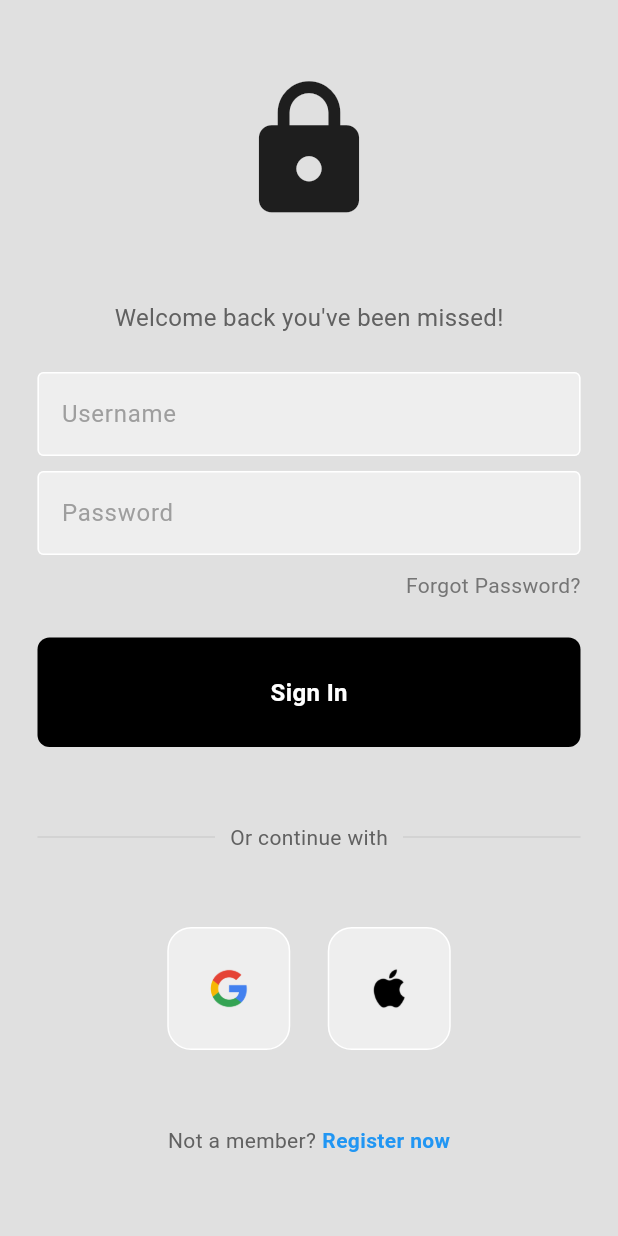
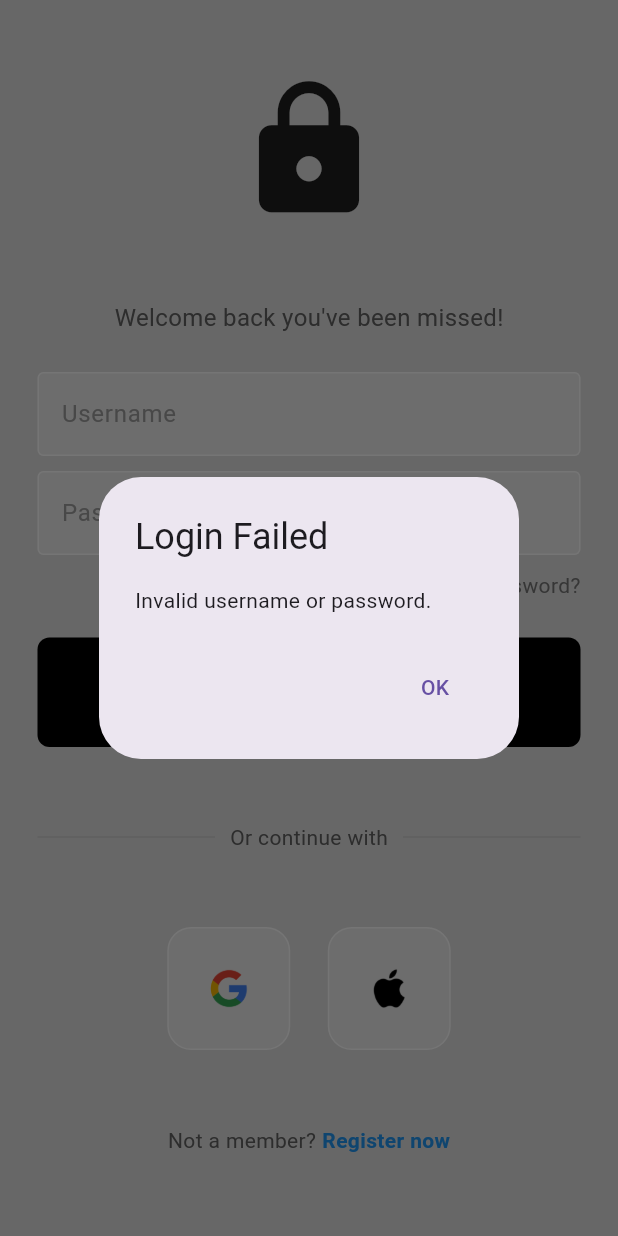
Before and after one commit to ozgeozerr/DonateItProject, a Flutter app: the LoginPage screen opened directly, after a tap on "Sign In", on a phone screen of 412 x 824 dp. Run offline on Flutter 3.47's test engine with Material 3 defaults, Android fonts, the phone set to English and light mode, and no system bars.

Commit message:
made modification

```diff
--- a/lib/pages/login_page.dart
+++ b/lib/pages/login_page.dart
@@ -1,34 +1,60 @@
+// lib/screens/login_page.dart
+import 'package:donate_it/pages/next_page.dart';
 import 'package:flutter/material.dart';
 import 'package:donate_it/components/my_button.dart';
 import 'package:donate_it/components/my_textfield.dart';
 import 'package:donate_it/components/square_tile.dart';
 
 class LoginPage extends StatelessWidget {
-  LoginPage({super.key});
+  LoginPage({Key? key});
 
-  // text editing controllers
+
   final usernameController = TextEditingController();
   final passwordController = TextEditingController();
 
-  // sign user in method
-  void signUserIn() {}
+  // sign-in
+  void signUserIn(BuildContext context) {
+    // Authentication logic = backend
+    // this is just a sample to keep the project going!
+    if (usernameController.text == 'demo' && passwordController.text == 'password') {
+      // Navigate to the next page if login is successful
+      Navigator.pushReplacement(context, MaterialPageRoute(builder: (context) => NextPage()));
+    } else {
+
+      showDialog(
+        context: context,
+        builder: (context) => AlertDialog(
+          title: Text('Login Failed'),
+          content: Text('Invalid username or password.'),
+          actions: [
+            TextButton(
+              onPressed: () {
+                Navigator.pop(context);
+              },
+              child: Text('OK'),
+            ),
+          ],
+        ),
+      );
+    }
+  }
 
   @override
   Widget build(BuildContext context) {
     return Scaffold(
       backgroundColor: Colors.grey[300],
       body: SafeArea(
-        child: SingleChildScrollView( // Wrap the Column with SingleChildScrollView
+        child: SingleChildScrollView(
           child: Center(
             child: Column(
               mainAxisAlignment: MainAxisAlignment.center,
               children: [
-                const SizedBox(height: 50),
+                SizedBox(height: 50),
                 const Icon(
                   Icons.lock,
                   size: 100,
                 ),
-                const SizedBox(height: 50),
+                SizedBox(height: 50),
                 Text(
                   'Welcome back you\'ve been missed!',
                   style: TextStyle(
@@ -36,19 +62,19 @@ class LoginPage extends StatelessWidget {
                     fontSize: 16,
                   ),
                 ),
-                const SizedBox(height: 25),
+                SizedBox(height: 25),
                 MyTextField(
                   controller: usernameController,
                   hintText: 'Username',
                   obscureText: false,
                 ),
-                const SizedBox(height: 10),
+                SizedBox(height: 10),
                 MyTextField(
                   controller: passwordController,
                   hintText: 'Password',
                   obscureText: true,
                 ),
-                const SizedBox(height: 10),
+                SizedBox(height: 10),
                 Padding(
                   padding: const EdgeInsets.symmetric(horizontal: 25.0),
                   child: Row(
@@ -61,11 +87,11 @@ class LoginPage extends StatelessWidget {
                     ],
                   ),
                 ),
-                const SizedBox(height: 25),
+                SizedBox(height: 25),
                 MyButton(
-                  onTap: signUserIn,
+                  onTap: () => signUserIn(context),
                 ),
-                const SizedBox(height: 50),
+                SizedBox(height: 50),
                 Padding(
                   padding: const EdgeInsets.symmetric(horizontal: 25.0),
                   child: Row(
@@ -92,7 +118,7 @@ class LoginPage extends StatelessWidget {
                     ],
                   ),
                 ),
-                const SizedBox(height: 50),
+                SizedBox(height: 50),
                 Row(
                   mainAxisAlignment: MainAxisAlignment.center,
                   children: const [
@@ -101,7 +127,7 @@ class LoginPage extends StatelessWidget {
                     SquareTile(imagePath: 'lib/images/apple.png')
                   ],
                 ),
-                const SizedBox(height: 50),
+                SizedBox(height: 50),
                 Row(
                   mainAxisAlignment: MainAxisAlignment.center,
                   children: [
@@ -109,8 +135,8 @@ class LoginPage extends StatelessWidget {
                       'Not a member?',
                       style: TextStyle(color: Colors.grey[700]),
                     ),
-                    const SizedBox(width: 4),
-                    const Text(
+                    SizedBox(width: 4),
+                    Text(
                       'Register now',
                       style: TextStyle(
                         color: Colors.blue,
--- /dev/null
+++ b/lib/pages/next_page.dart
@@ -0,0 +1,21 @@
+// lib/screens/next_page.dart
+import 'package:flutter/material.dart';
+
+class NextPage extends StatelessWidget {
+  @override
+  Widget build(BuildContext context) {
+    return Scaffold(
+      appBar: AppBar(
+        title: Text('Next Page'),
+      ),
+      body: Center(
+        child: Column(
+          mainAxisAlignment: MainAxisAlignment.center,
+          children: [
+            Text(''),
+          ],
+        ),
+      ),
+    );
+  }
+}
```
